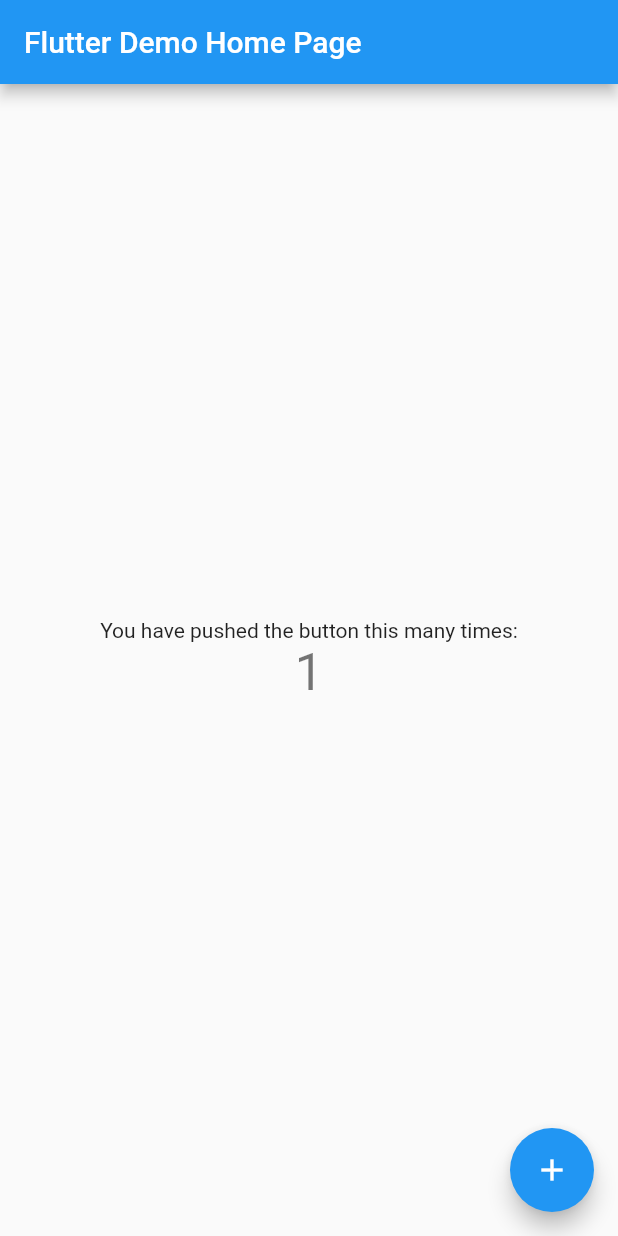
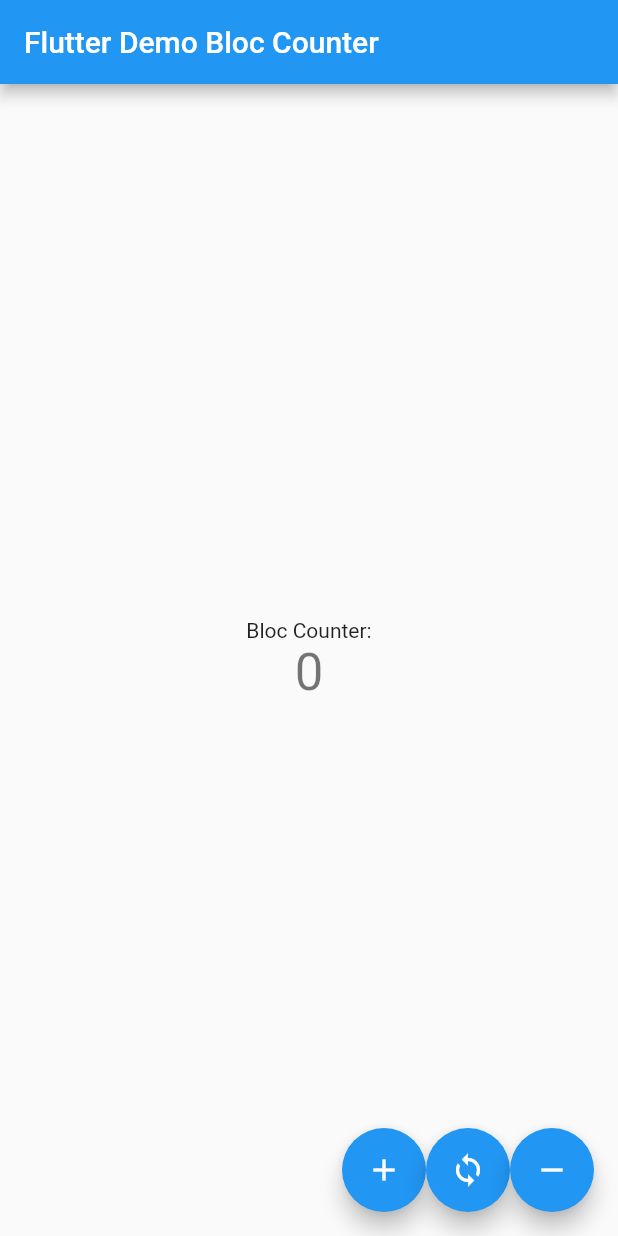
Before and after one commit to msxenon/Bloc-Pattern, a Flutter app: the screen it shows after launch, after a tap on the "add" icon, on a phone screen of 412 x 824 dp. Run offline on Flutter 3.47's test engine with Material 2 defaults, Android fonts, the phone set to English and light mode, and no system bars; our stand-ins replace flutter_bloc.

Commit message:
-- first commit

```diff
--- /dev/null
+++ b/lib/bloc/counter_bloc.dart
@@ -0,0 +1,24 @@
+import 'package:bloc_pattern/bloc/counter_events.dart';
+import 'package:bloc_pattern/bloc/counter_state.dart';
+import 'package:flutter_bloc/flutter_bloc.dart';
+
+class CounterBloc extends Bloc<CounterEvents, CounterState> {
+  int _counter = 0;
+  CounterBloc(CounterState initialState) : super(initialState);
+
+
+ Stream<CounterState> mapEventToState(CounterEvents event) async* {
+  switch (event) {
+     case CounterEvents.INCREASE:
+       yield CounterState(counter: _counter++);
+       break;
+    case CounterEvents.DECREASE:
+      yield CounterState(counter: _counter--);
+      break;
+    case CounterEvents.RESET:
+      _counter = 0;
+      yield CounterState(counter: _counter);
+       break;
+  }
+}
+}
--- /dev/null
+++ b/lib/bloc/counter_events.dart
@@ -0,0 +1,3 @@
+enum CounterEvents {
+  INCREASE, DECREASE, RESET,
+}
--- /dev/null
+++ b/lib/bloc/counter_state.dart
@@ -0,0 +1,6 @@
+import 'package:flutter/material.dart';
+
+class CounterState {
+  final int counter;
+  CounterState({@required this.counter});
+}
--- a/lib/main.dart
+++ b/lib/main.dart
@@ -1,4 +1,8 @@
+import 'package:bloc_pattern/bloc/counter_bloc.dart';
+import 'package:bloc_pattern/bloc/counter_events.dart';
+import 'package:bloc_pattern/bloc/counter_state.dart';
 import 'package:flutter/material.dart';
+import 'package:flutter_bloc/flutter_bloc.dart';
 
 void main() {
   runApp(MyApp());
@@ -8,58 +12,75 @@ class MyApp extends StatelessWidget {
   @override
   Widget build(BuildContext context) {
     return MaterialApp(
-      title: 'Flutter Demo',
+      title: 'Modi Bloc',
       theme: ThemeData(
         primarySwatch: Colors.blue,
         visualDensity: VisualDensity.adaptivePlatformDensity,
       ),
-      home: MyHomePage(title: 'Flutter Demo Home Page'),
+      home: MyHomePage(title: 'Flutter Demo Bloc Counter'),
     );
   }
 }
 
-class MyHomePage extends StatefulWidget {
-  MyHomePage({Key key, this.title}) : super(key: key);
-  final String title;
-
-  @override
-  _MyHomePageState createState() => _MyHomePageState();
-}
-
-class _MyHomePageState extends State<MyHomePage> {
-  int _counter = 0;
-
-  void _incrementCounter() {
-    setState(() {
-      _counter++;
-    });
-  }
+class MyHomePage extends StatelessWidget {
+  final title;
+  MyHomePage({this.title, Key key}):super(key: key);
 
   @override
   Widget build(BuildContext context) {
-    return Scaffold(
+    return BlocProvider(
+        create: (context) => CounterBloc(CounterState(counter: 0)),
+      child: Scaffold(
         appBar: AppBar(
-        title: Text(widget.title),
+          title: Text(title),
         ),
         body: Center(
           child: Column(
             mainAxisAlignment: MainAxisAlignment.center,
             children: <Widget>[
               Text(
-              'You have pushed the button this many times:',
+                'Bloc Counter:',
               ),
-            Text(
-              '$_counter',
+              BlocBuilder<CounterBloc,CounterState>(
+                   builder: (BuildContext context, CounterState state) {
+                return Text(
+                  '${state.counter}',
                   style: Theme.of(context).textTheme.headline4,
+                );
+               }
                ),
             ],
           ),
         ),
-      floatingActionButton: FloatingActionButton(
-        onPressed: _incrementCounter,
+        floatingActionButton: Builder(
+          builder: (context){
+            return Row(
+              mainAxisAlignment: MainAxisAlignment.end,
+              children: [
+                FloatingActionButton(
+                  onPressed: ()=>_emitNewEvent(context,CounterEvents.INCREASE),
                   tooltip: 'Increment',
                   child: Icon(Icons.add),
+                ),
+                FloatingActionButton(
+                  onPressed: ()=>_emitNewEvent(context,CounterEvents.RESET),
+                  tooltip: 'Reset',
+                  child: Icon(Icons.loop),
+                ),
+                FloatingActionButton(
+                  onPressed: ()=>_emitNewEvent(context , CounterEvents.DECREASE),
+                  tooltip: 'Decrease',
+                  child: Icon(Icons.remove),
+                ),
+              ],
+            );
+          },
         ), // This trailing comma makes auto-formatting nicer for build methods.
+      ),
     );
   }
+
+  void _emitNewEvent(BuildContext context,CounterEvents newState) {
+    context.bloc<CounterBloc>().add(newState);
   }
+}
--- a/pubspec.yaml
+++ b/pubspec.yaml
@@ -14,7 +14,6 @@ dependencies:
 
   cupertino_icons: ^1.0.0
   flutter_bloc: ^6.0.6
-  equatable: ^1.2.5
 
 dev_dependencies:
   flutter_test:
```
Also changed, not shown: pubspec.lock, 1 other file. Lines whose indentation alone changed are shown as unchanged.
